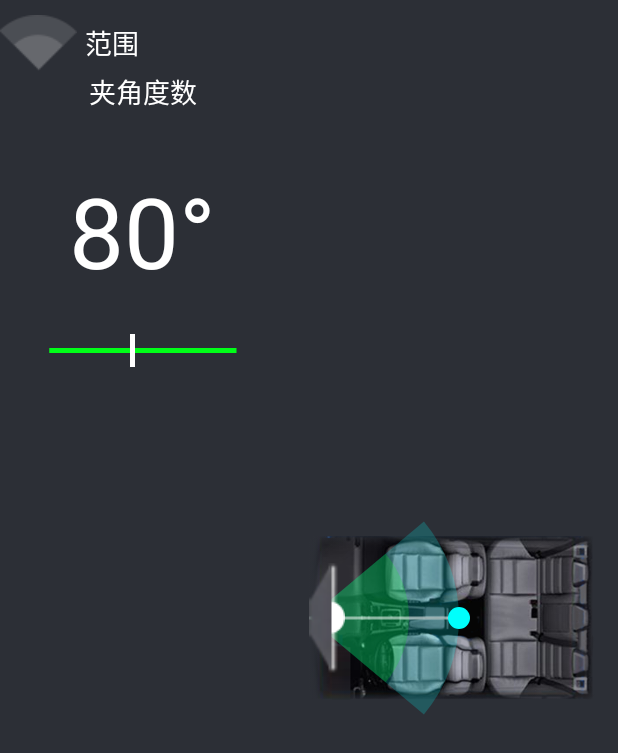
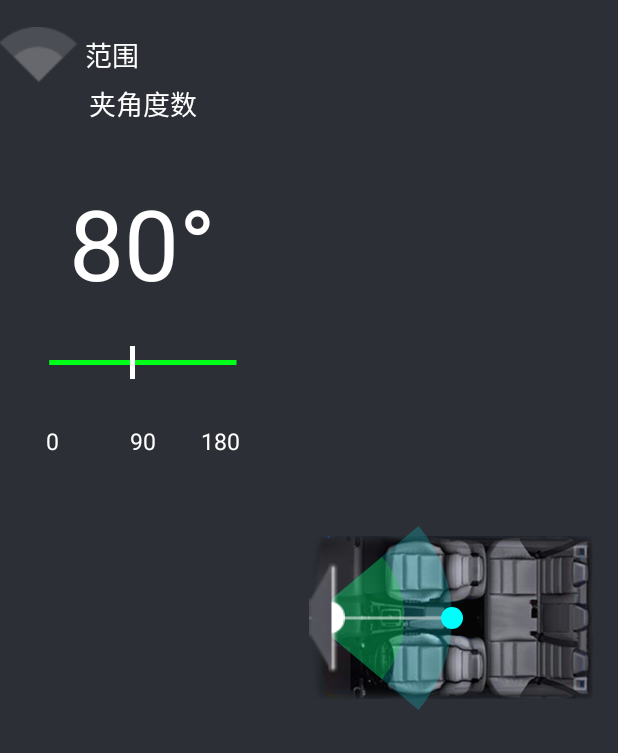
Before and after one commit to wangxiaoxiaohan/seatChooseDemo, an Android app: the screen it shows after launch (MainActivity), on a phone screen of 412 x 824 dp. Shown: the top 753 px of the screen. Run offline under Robolectric (Android 15) with nearby library versions, the light colour scheme and no system bars.

Commit message:
4.4 16:56

```diff
--- a/app/build.gradle
+++ b/app/build.gradle
@@ -1,11 +1,11 @@
 apply plugin: 'com.android.application'
 
 android {
-    compileSdkVersion 26
+    compileSdkVersion 25
     defaultConfig {
         applicationId "com.example.lhd.seatchoosedemo"
         minSdkVersion 15
-        targetSdkVersion 26
+        targetSdkVersion 25
         versionCode 1
         versionName "1.0"
         testInstrumentationRunner "android.support.test.runner.AndroidJUnitRunner"
@@ -20,7 +20,7 @@ android {
 
 dependencies {
     implementation fileTree(dir: 'libs', include: ['*.jar'])
-    implementation 'com.android.support:appcompat-v7:26.1.0'
+    implementation 'com.android.support:appcompat-v7:25.4.0'
     implementation 'com.android.support.constraint:constraint-layout:1.0.2'
     testImplementation 'junit:junit:4.12'
     androidTestImplementation 'com.android.support.test:runner:1.0.1'
--- a/app/src/main/java/com/example/lhd/seatchoosedemo/MainActivity.java
+++ b/app/src/main/java/com/example/lhd/seatchoosedemo/MainActivity.java
@@ -1,11 +1,18 @@
 package com.example.lhd.seatchoosedemo;
 
 import android.app.Activity;
+import android.app.ActivityManager;
+import android.content.BroadcastReceiver;
+import android.content.Context;
+import android.content.Intent;
 import android.support.v7.app.AppCompatActivity;
 import android.os.Bundle;
+import android.util.Log;
 import android.view.Window;
 import android.widget.SeekBar;
 import android.widget.TextView;
+
+import static android.content.ContentValues.TAG;
 
 public class MainActivity extends Activity {
     private sectorView sectorView;
@@ -22,9 +29,9 @@ public class MainActivity extends Activity {
 
     }
     private  void initView(){
-        sectorView=findViewById(R.id.cccc);
-        seekBar=findViewById(R.id.seekbar);
-        angeleText=findViewById(R.id.angleText);
+        sectorView= (com.example.lhd.seatchoosedemo.sectorView) findViewById(R.id.cccc);
+        seekBar= (SeekBar) findViewById(R.id.seekbar);
+        angeleText= (TextView) findViewById(R.id.angleText);
 
         seekBar.setMax(180);
         seekBar.setProgress(80);
@@ -44,8 +51,71 @@ public class MainActivity extends Activity {
 
             @Override
             public void onStopTrackingTouch(SeekBar seekBar) {
-             //   sectorView.setDegree(seekBar.getProgress());
+
             }
         });
     }
+//    public BroadcastReceiver mScreenSizeChangeReceiver = new BroadcastReceiver() {
+//
+//        @Override
+//        public void onReceive(Context context, Intent intent) {
+//            Log.d(TAG, "mScreenSizeChangeReceiver =action" + intent.getAction());
+//            if (intent.getAction().equals("android.intent.action.SPLIT_WINDOW_HAS_CHANGED")) {
+//                ActivityManager am = (ActivityManager) getSystemService(Context.ACTIVITY_SERVICE);
+//                int leftStackId = am.getLeftStackId();
+//                int rightStackId = am.getRightStackId();
+//                if (leftStackId == -1) {
+//                    leftStackId = 0;
+//                }
+//                if (rightStackId > 0 && am.getWindowSizeStatus(rightStackId) == 0) {
+//                    Log.d(TAG, " on left");
+//
+//
+//                } else if (leftStackId > 0 && am.getWindowSizeStatus(leftStackId) == 0) {
+//                    Log.d(TAG, " on right");
+//
+//                } else if (am.getWindowSizeStatus(leftStackId) == 1) {
+//                    Log.d(TAG, " on full");
+//
+//
+//                } else if (am.getWindowSizeStatus(leftStackId) == 3) {
+//                    Log.d("TAG", "on full");
+//
+//                } else {
+//
+//
+//                }
+//
+//                /**
+//                 * 判断全屏分屏满屏
+//                 */
+//
+//                if (intent.getAction().equals("WINDOW_STATUS_CHANGED")) {
+//                    int size = intent.getIntExtra("windowStatus", -1);
+//                    boolean isOnLeft = intent.getBooleanExtra("isOnLeft", true);
+//
+//
+//                    if (isOnLeft) {
+//                        if (size == 1) {
+//
+//                        } else if (size == 0) {
+//                            //隐藏
+//
+//                        } else if (size == 3) {
+//
+//
+//                        }
+//
+//
+//                    }
+//
+//
+//                }
+//
+//
+//            }
+//        }
+//    };
+
+
 }
--- a/app/src/main/java/com/example/lhd/seatchoosedemo/sectorView.java
+++ b/app/src/main/java/com/example/lhd/seatchoosedemo/sectorView.java
@@ -96,8 +96,8 @@ public class sectorView extends View {
         //避免圆点划出窗口外部
         if (mLastX>x*2){
             mLastX=x*2;
-        }else if(mLastX<150){
-            mLastX=150;
+        }else if(mLastX<100){
+            mLastX=100;
         }
          if (mLastY>y*2){
              mLastY=y*2;
@@ -184,8 +184,8 @@ public class sectorView extends View {
         invalidate();
 
      }
-     public int getUserAngle(){
-       return (int) degree;
+     public float getUserAngle(){
+       return  degree/2;
      }
      public float getLineAngle(){
          return  LineAngle;
--- a/app/src/main/res/layout/activity_main.xml
+++ b/app/src/main/res/layout/activity_main.xml
@@ -14,7 +14,8 @@
         android:layout_width="0dp"
         android:layout_height="match_parent">
         <RelativeLayout
-            android:layout_marginTop="10dp"
+            android:id="@+id/rl_top"
+            android:layout_marginTop="18dp"
             android:layout_width="match_parent"
             android:layout_height="wrap_content">
             <ImageView
@@ -61,6 +62,35 @@
             android:id="@+id/seekbar"
             android:layout_width="match_parent"
             android:layout_height="wrap_content" />
+        <RelativeLayout
+            android:layout_margin="15dp"
+            android:layout_width="match_parent"
+            android:layout_height="wrap_content">
+            <TextView
+                android:textSize="15sp"
+                android:textColor="@color/white"
+                android:text="0"
+                android:layout_marginLeft="15dp"
+                android:layout_alignParentLeft="true"
+                android:layout_width="wrap_content"
+                android:layout_height="wrap_content" />
+            <TextView
+                android:textSize="15sp"
+                android:textColor="@color/white"
+                android:text="90"
+                android:layout_centerHorizontal="true"
+                android:layout_width="wrap_content"
+                android:layout_height="wrap_content" />
+            <TextView
+                android:textSize="15sp"
+                android:textColor="@color/white"
+                android:text="180"
+                android:layout_marginRight="15dp"
+                android:layout_alignParentRight="true"
+                android:layout_width="wrap_content"
+                android:layout_height="wrap_content" />
+
+        </RelativeLayout>
     </LinearLayout>
     <FrameLayout
         android:layout_margin="15dp"
```
